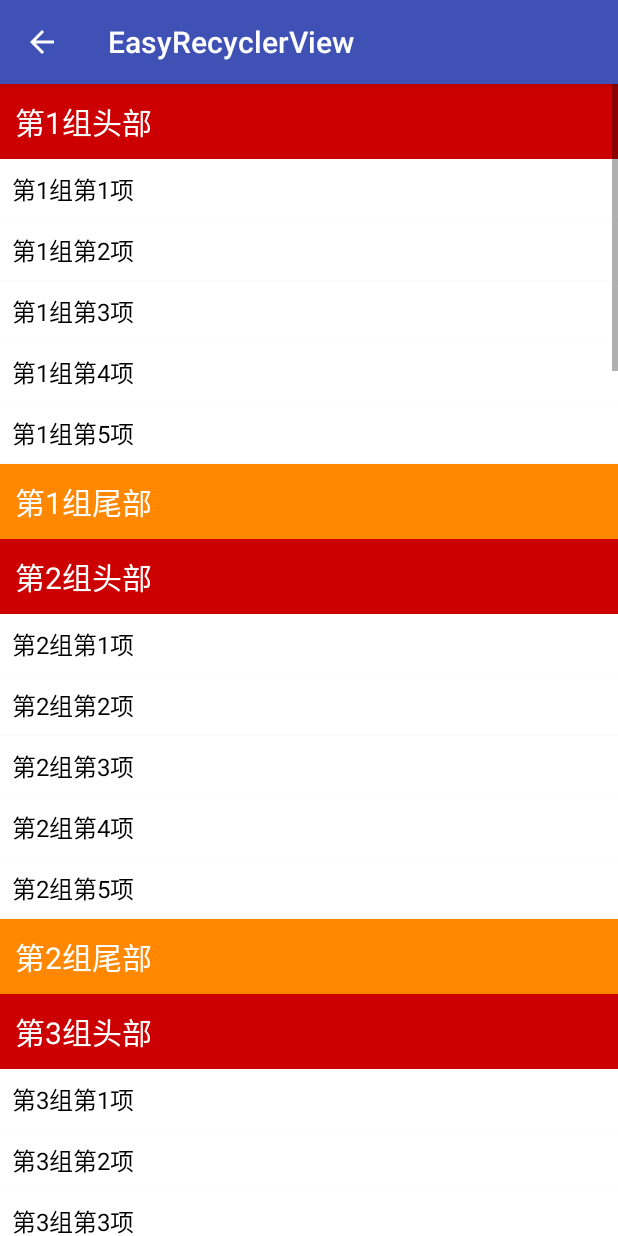
After one commit to zhou-you/EasyXRecyclerView, an Android app: the StickyActivity screen opened directly, with no data from a screen before it, on a phone screen of 412 x 824 dp. The commit adds this screen. Run offline under Robolectric (Android 15) with nearby library versions, the phone set to English and light mode, and no system bars; pictures from the network do not load.

Commit message:
增加Group分组悬停演示

```diff
--- a/app/src/main/AndroidManifest.xml
+++ b/app/src/main/AndroidManifest.xml
@@ -267,6 +267,11 @@
             android:configChanges="keyboardHidden|orientation"
             android:screenOrientation="portrait">
         </activity>
+        <activity
+            android:name="com.zhouyou.recyclerview.group.StickyActivity"
+            android:configChanges="keyboardHidden|orientation"
+            android:screenOrientation="portrait">
+        </activity>
     </application>
 
 </manifest>
--- /dev/null
+++ b/app/src/main/java/com/zhouyou/recyclerview/group/StickyActivity.java
@@ -0,0 +1,53 @@
+package com.zhouyou.recyclerview.group;
+
+import android.os.Bundle;
+import android.support.annotation.Nullable;
+import android.support.v7.widget.LinearLayoutManager;
+import android.support.v7.widget.RecyclerView;
+import android.widget.Toast;
+
+import com.zhouyou.recyclerview.BaseActivity;
+import com.zhouyou.recyclerview.adapter.HelperRecyclerViewHolder;
+import com.zhouyou.recyclerview.group.adapter.GroupedListStickyAdapter;
+import com.zhouyou.recyclerview.group.bean.GroupBean;
+import com.zhouyou.recyclerview.group.util.GroupModel;
+import com.zhouyou.recyclerviewdemo.R;
+
+
+/**
+ * 分组的列表
+ */
+public class StickyActivity extends BaseActivity {
+
+    private RecyclerView rvList;
+
+    @Override
+    protected void onCreate(@Nullable Bundle savedInstanceState) {
+        super.onCreate(savedInstanceState);
+        setContentView(R.layout.activity_sticky_item);
+
+        rvList = (RecyclerView) findViewById(R.id.recycler_view);
+
+
+        rvList.setLayoutManager(new LinearLayoutManager(this));
+        GroupedListStickyAdapter adapter = new GroupedListStickyAdapter(this, GroupModel.getGroups(10, 5));
+        adapter.setOnHeaderClickListener(new GroupedRecyclerViewAdapter.OnHeaderClickListener<GroupBean>() {
+            @Override
+            public void onHeaderClick(GroupedRecyclerViewAdapter adapter, HelperRecyclerViewHolder holder, int groupPosition, GroupBean item) {
+                Toast.makeText(StickyActivity.this, "组头：groupPosition = " + groupPosition,
+                        Toast.LENGTH_LONG).show();
+            }
+        });
+        adapter.setOnChildClickListener(new GroupedRecyclerViewAdapter.OnChildClickListener<GroupBean>() {
+            @Override
+            public void onChildClick(GroupedRecyclerViewAdapter adapter, HelperRecyclerViewHolder holder,
+                                     int groupPosition, int childPosition, GroupBean item) {
+                Toast.makeText(StickyActivity.this, "子项：groupPosition = " + groupPosition
+                                + ", childPosition = " + childPosition,
+                        Toast.LENGTH_LONG).show();
+            }
+        });
+        rvList.setAdapter(adapter);
+
+    }
+}
--- /dev/null
+++ b/app/src/main/java/com/zhouyou/recyclerview/group/adapter/GroupedListStickyAdapter.java
@@ -0,0 +1,79 @@
+package com.zhouyou.recyclerview.group.adapter;
+
+import android.content.Context;
+
+import com.zhouyou.recyclerview.adapter.HelperRecyclerViewHolder;
+import com.zhouyou.recyclerview.group.GroupedRecyclerViewAdapter;
+import com.zhouyou.recyclerview.group.bean.GroupBean;
+import com.zhouyou.recyclerviewdemo.R;
+
+import java.util.List;
+
+/**
+ * <p>描述：带有黏性头部悬停的分组</p>
+ * 作者： zhouyou<br>
+ * 日期： 2017/12/19 17:08 <br>
+ * 版本： v1.0<br>
+ */
+public class GroupedListStickyAdapter extends GroupedRecyclerViewAdapter<GroupBean> {
+    public GroupedListStickyAdapter(Context context) {
+        super(context);
+    }
+
+    public GroupedListStickyAdapter(Context context, List<GroupBean> list) {
+        super(context, list);
+    }
+
+    @Override
+    public int getGroupCount() {
+        return getGroups().size();
+    }
+
+    @Override
+    public int getChildrenCount(int groupPosition) {
+        return getGroup(groupPosition).getChildren().size();
+    }
+
+    @Override
+    public boolean hasHeader(int groupPosition) {
+        return true;
+    }
+
+    @Override
+    public boolean hasFooter(int groupPosition) {
+        return true;
+    }
+
+    @Override
+    public int getHeaderLayout(int viewType) {
+        return R.layout.adapter_header;
+    }
+
+    @Override
+    public int getFooterLayout(int viewType) {
+        return R.layout.adapter_footer;
+    }
+
+    @Override
+    public int getChildLayout(int viewType) {
+        return R.layout.adapter_child;
+    }
+
+    @Override
+    public void onBindHeaderViewHolder(HelperRecyclerViewHolder holder, int groupPosition, GroupBean item) {
+        //也可以通过Group获取
+        //GroupEntity entity =getGroup(groupPosition);
+        holder.itemView.setTag("sticky");
+        holder.setText(R.id.tv_header, item.getHeader());
+    }
+
+    @Override
+    public void onBindFooterViewHolder(HelperRecyclerViewHolder holder, int groupPosition, GroupBean item) {
+        holder.setText(R.id.tv_footer, item.getFooter());
+    }
+
+    @Override
+    public void onBindChildViewHolder(HelperRecyclerViewHolder holder, int groupPosition, int childPosition, GroupBean item) {
+        holder.setText(R.id.tv_child, item.getChildren().get(childPosition).getChild());
+    }
+}
```
Also changed, not shown: app/src/main/java/com/zhouyou/recyclerview/group/GroupMainActivity.java (+11 -8 lines), 1 other file.
